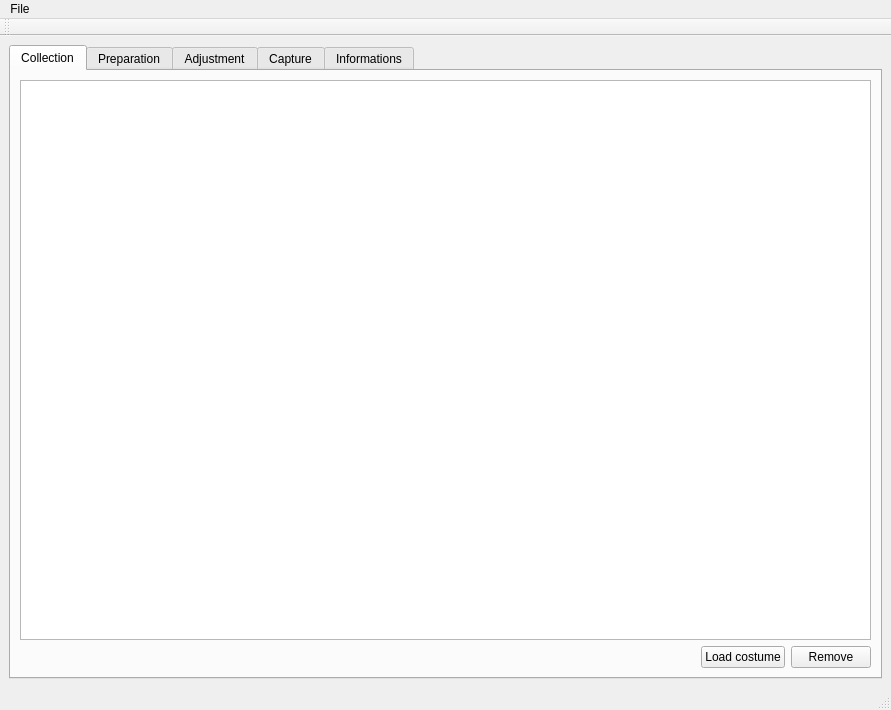
Before: the Qt Designer form pc/master/mainwindow.ui in plule/pfe-costumes, drawn with Qt 5.
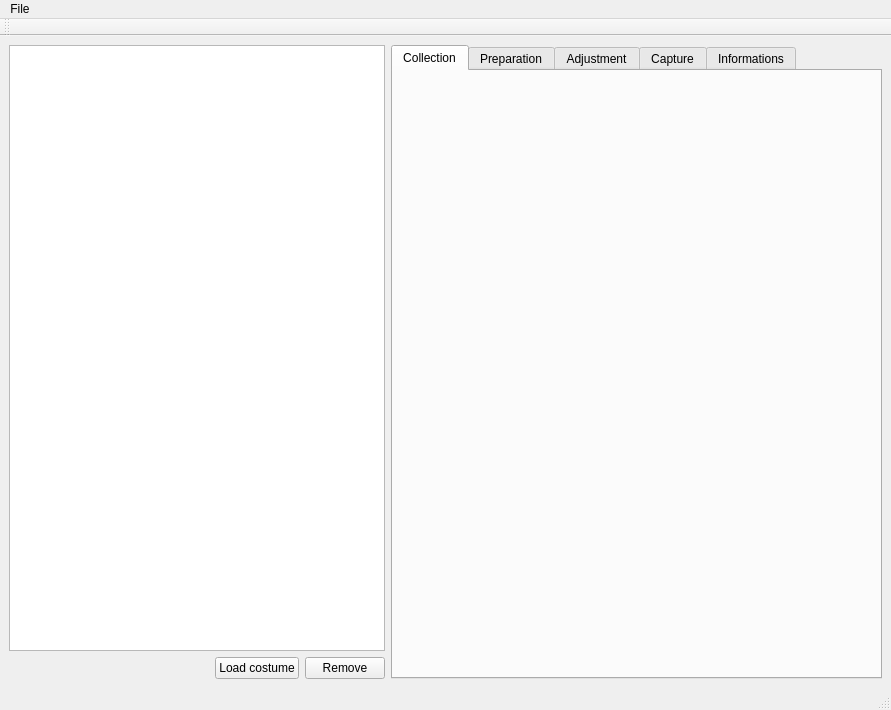
After: the same form once the commit is applied. Custom widgets are drawn as their Qt base class.

The edit to the form file:
```diff
--- a/pc/master/mainwindow.ui
+++ b/pc/master/mainwindow.ui
@@ -14,19 +14,20 @@
    <string>MainWindow</string>
   </property>
   <widget class="QWidget" name="centralwidget">
+   <layout class="QHBoxLayout" name="horizontalLayout_6">
+    <item>
    <layout class="QVBoxLayout" name="verticalLayout_2">
-    <item>
-     <widget class="QTabWidget" name="tab">
-      <property name="currentIndex">
-       <number>0</number>
+      <property name="sizeConstraint">
+       <enum>QLayout::SetMinimumSize</enum>
       </property>
-      <widget class="QWidget" name="collectionTab">
-       <attribute name="title">
-        <string>Collection</string>
-       </attribute>
-       <layout class="QVBoxLayout" name="verticalLayout_4">
         <item>
          <widget class="QTableView" name="collectionTable">
+        <property name="sizePolicy">
+         <sizepolicy hsizetype="Minimum" vsizetype="Expanding">
+          <horstretch>0</horstretch>
+          <verstretch>0</verstretch>
+         </sizepolicy>
+        </property>
           <property name="selectionMode">
            <enum>QAbstractItemView::SingleSelection</enum>
           </property>
@@ -36,7 +37,7 @@
          </widget>
         </item>
         <item>
-         <layout class="QHBoxLayout" name="horizontalLayout_4">
+       <layout class="QHBoxLayout" name="horizontalLayout_7">
           <item>
            <spacer name="horizontalSpacer_3">
             <property name="orientation">
@@ -67,6 +68,21 @@
          </layout>
         </item>
        </layout>
+    </item>
+    <item>
+     <widget class="QTabWidget" name="tab">
+      <property name="currentIndex">
+       <number>0</number>
+      </property>
+      <widget class="QWidget" name="collectionTab">
+       <attribute name="title">
+        <string>Collection</string>
+       </attribute>
+       <layout class="QVBoxLayout" name="verticalLayout_4">
+        <item>
+         <layout class="QHBoxLayout" name="horizontalLayout_4"/>
+        </item>
+       </layout>
       </widget>
       <widget class="QWidget" name="preparationTab">
        <attribute name="title">
```
Left out of the diff: 2 changed lines with no effect on the pictures. Lines whose indentation alone changed are shown as unchanged.
